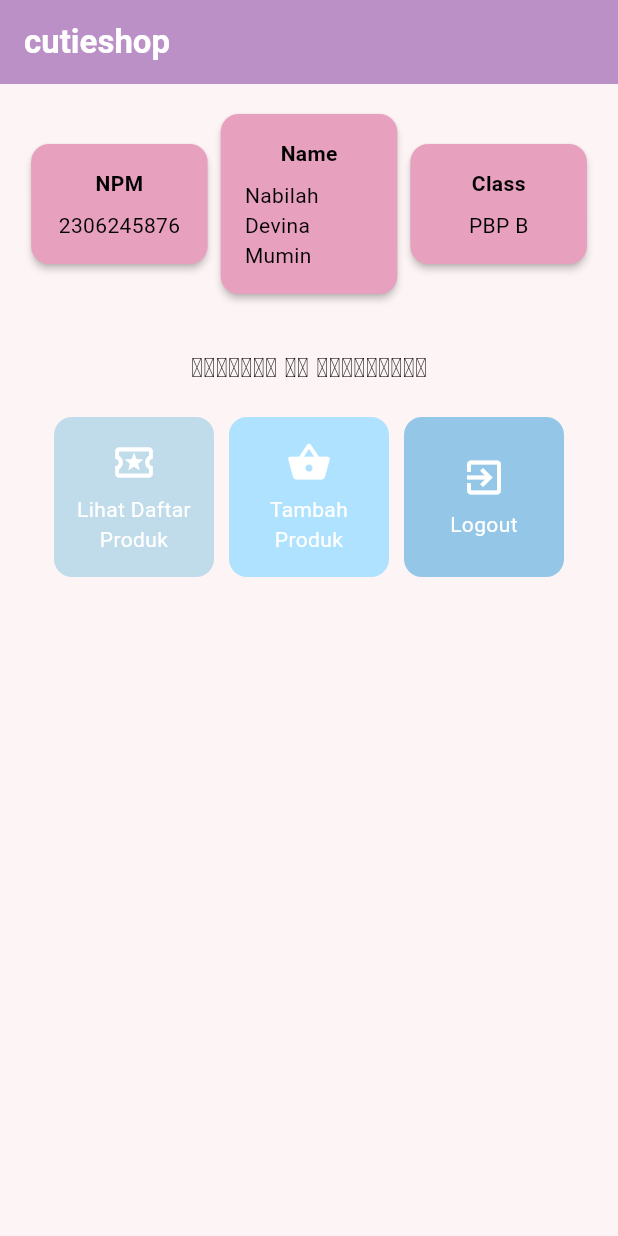
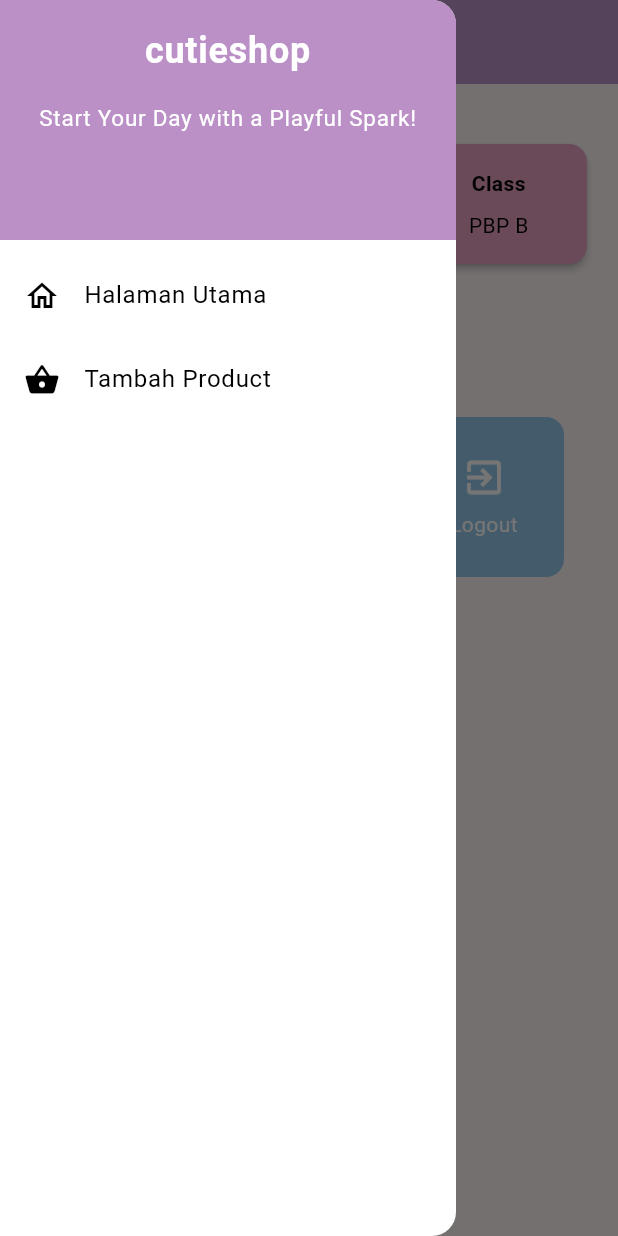
Before and after one commit to nabilahdevina/cutieshop-mobile, a Flutter app: the screen it shows after launch, with the side drawer open (before the commit the screen has no drawer), on a phone screen of 412 x 824 dp. Run offline on Flutter 3.47's test engine with Material 3 defaults, Android fonts, the phone set to English and light mode, and no system bars.

```diff
--- a/lib/main.dart
+++ b/lib/main.dart
@@ -1,5 +1,5 @@
 import 'package:flutter/material.dart';
-import 'package:cutieshop/menu.dart';
+import 'package:cutieshop/screens/menu.dart';
 
 void main() {
   runApp(const MyApp());
@@ -14,25 +14,12 @@ class MyApp extends StatelessWidget {
     return MaterialApp(
       title: 'Flutter Demo',
       theme: ThemeData(
-        // This is the theme of your application.
-        //
-        // TRY THIS: Try running your application with "flutter run". You'll see
-        // the application has a purple toolbar. Then, without quitting the app,
-        // try changing the seedColor in the colorScheme below to Colors.green
-        // and then invoke "hot reload" (save your changes or press the "hot
-        // reload" button in a Flutter-supported IDE, or press "r" if you used
-        // the command line to start the app).
-        //
-        // Notice that the counter didn't reset back to zero; the application
-        // state is not lost during the reload. To reset the state, use hot
-        // restart instead.
-        //
-        // This works for code too, not just values: Most code changes can be
-        // tested with just a hot reload.
-        colorScheme: ColorScheme.fromSwatch(
-          primarySwatch: Colors.deepPurple,
-        ).copyWith(secondary: Colors.deepPurple[400]),
-        useMaterial3: true,
+        // Adjust the primary color to match the gradient
+        primaryColor: Color(0xFF4A628A),
+        colorScheme: ColorScheme.fromSwatch().copyWith(
+          primary: Color(0xFF4A628A),
+          secondary: Color(0xFFF3F3E0),
+        ),
       ),
       home: MyHomePage(),
     );
--- a/lib/menu.dart
+++ b/lib/screens/menu.dart
@@ -1,22 +1,31 @@
 import 'package:flutter/material.dart';
+// Impor drawer widget
+import 'package:cutieshop/widgets/left_drawer.dart';
+// Impor card
+import 'package:cutieshop/widgets/product_card.dart';
 
 class MyHomePage extends StatelessWidget {
   final String npm = '2306245876'; // NPM
   final String name = 'Nabilah Devina Mumin'; // Nama
   final String className = 'PBP B'; // Kelas
+
   final List<ItemHomepage> items = [
-    ItemHomepage("Lihat Daftar Produk", Icons.local_attraction_outlined, const Color(0xFFC0DBEA)),
-    ItemHomepage("Tambah Produk", Icons.shopping_basket, const Color(0xFFAEE2FF)),
+    ItemHomepage("Lihat Daftar Product", Icons.local_attraction_outlined,
+        const Color(0xFFC0DBEA)),
+    ItemHomepage(
+        "Tambah Product", Icons.shopping_basket, const Color(0xFFAEE2FF)),
     ItemHomepage("Logout", Icons.exit_to_app, const Color(0xFF93C6E7)),
   ];
 
   MyHomePage({super.key});
-
   @override
   Widget build(BuildContext context) {
+    // Scaffold menyediakan struktur dasar halaman dengan AppBar dan body.
     return Scaffold(
-      backgroundColor: const Color(0xFFFDF4F5), // Warna latar belakang halaman
+      backgroundColor: const Color(0xFFFDF4F5),
+      // AppBar adalah bagian atas halaman yang menampilkan judul.
       appBar: AppBar(
+        // Judul aplikasi "Mental Health Tracker" dengan teks putih dan tebal.
         title: const Text(
           'cutieshop',
           style: TextStyle(
@@ -24,13 +33,23 @@ class MyHomePage extends StatelessWidget {
             fontWeight: FontWeight.bold,
           ),
         ),
-        backgroundColor: const Color(0xFFBA90C6), // Warna header diubah menjadi BA90C6
+        // Warna latar belakang AppBar diambil dari skema warna tema aplikasi.
+        backgroundColor: const Color(0xFFBA90C6), // warna header
+        // Mengganti warna icon drawer menjadi putih
+        iconTheme: const IconThemeData(color: Colors.white),
       ),
+
+      // Masukkan drawer sebagai parameter nilai drawer dari widget Scaffold
+      drawer: const LeftDrawer(),
+
+      // Body halaman dengan padding di sekelilingnya.
       body: Padding(
         padding: const EdgeInsets.all(16.0),
+        // Menyusun widget secara vertikal dalam sebuah kolom.
         child: Column(
           crossAxisAlignment: CrossAxisAlignment.center,
           children: [
+            // Row untuk menampilkan 3 InfoCard secara horizontal.
             Row(
               mainAxisAlignment: MainAxisAlignment.spaceEvenly,
               children: [
@@ -39,27 +58,39 @@ class MyHomePage extends StatelessWidget {
                 InfoCard(title: 'Class', content: className),
               ],
             ),
+
+            // Memberikan jarak vertikal 16 unit.
             const SizedBox(height: 16.0),
+
+            // Menempatkan widget berikutnya di tengah halaman.
             Center(
               child: Column(
+                // Menyusun teks dan grid item secara vertikal.
+
                 children: [
+                  // Menampilkan teks sambutan dengan gaya tebal dan ukuran 18.
                   const Padding(
                     padding: EdgeInsets.only(top: 16.0),
                     child: Text(
-                      '𝙒𝙚𝙡𝙘𝙤𝙢𝙚 𝙩𝙤 𝙘𝙪𝙩𝙞𝙚𝙨𝙝𝙤𝙥',
+                      'Welcome to cutieshop',
                       style: TextStyle(
                         fontWeight: FontWeight.bold,
                         fontSize: 18.0,
                       ),
                     ),
                   ),
+
+                  // Grid untuk menampilkan ItemCard dalam bentuk grid 3 kolom.
                   GridView.count(
                     primary: true,
                     padding: const EdgeInsets.all(20),
                     crossAxisSpacing: 10,
                     mainAxisSpacing: 10,
                     crossAxisCount: 3,
+                    // Agar grid menyesuaikan tinggi kontennya.
                     shrinkWrap: true,
+
+                    // Menampilkan ItemCard untuk setiap item dalam list items.
                     children: items.map((ItemHomepage item) {
                       return ItemCard(item);
                     }).toList(),
@@ -75,19 +106,25 @@ class MyHomePage extends StatelessWidget {
 }
 
 class InfoCard extends StatelessWidget {
-  final String title;
-  final String content;
+  // Kartu informasi yang menampilkan title dan content.
+
+  final String title; // Judul kartu.
+  final String content; // Isi kartu.
 
   const InfoCard({super.key, required this.title, required this.content});
 
   @override
   Widget build(BuildContext context) {
     return Card(
+      // Membuat kotak kartu dengan bayangan dibawahnya.
+      color: const Color(0xFFE8A0BF),
       elevation: 2.0,
-      color: const Color(0xFFE8A0BF), // Warna Info Card diubah menjadi E8A0BF
       child: Container(
-        width: MediaQuery.of(context).size.width / 3.5,
+        // Mengatur ukuran dan jarak di dalam kartu.
+        width: MediaQuery.of(context).size.width /
+            3.5, // menyesuaikan dengan lebar device yang digunakan.
         padding: const EdgeInsets.all(16.0),
+        // Menyusun title dan content secara vertikal.
         child: Column(
           children: [
             Text(
@@ -102,55 +139,3 @@ class InfoCard extends StatelessWidget {
     );
   }
 }
-
-class ItemHomepage {
-  final String name;
-  final IconData icon;
-  final Color color;
-
-  ItemHomepage(this.name, this.icon, this.color);
-}
-
-class ItemCard extends StatelessWidget {
-  final ItemHomepage item;
-
-  const ItemCard(this.item, {super.key});
-
-  @override
-  Widget build(BuildContext context) {
-    return Material(
-      color: item.color, // Warna item card sesuai dengan warna yang ditentukan
-      borderRadius: BorderRadius.circular(12),
-      child: InkWell(
-        onTap: () {
-          ScaffoldMessenger.of(context)
-            ..hideCurrentSnackBar()
-            ..showSnackBar(
-              SnackBar(content: Text("Kamu telah menekan tombol ${item.name}!"))
-            );
-        },
-        child: Container(
-          padding: const EdgeInsets.all(8),
-          child: Center(
-            child: Column(
-              mainAxisAlignment: MainAxisAlignment.center,
-              children: [
-                Icon(
-                  item.icon,
-                  color: Colors.white,
-                  size: 30.0,
-                ),
-                const Padding(padding: EdgeInsets.all(3)),
-                Text(
-                  item.name,
-                  textAlign: TextAlign.center,
-                  style: const TextStyle(color: Colors.white),
-                ),
-              ],
-            ),
-          ),
-        ),
-      ),
-    );
-  }
-}
--- /dev/null
+++ b/lib/widgets/left_drawer.dart
@@ -0,0 +1,77 @@
+import 'package:flutter/material.dart';
+import 'package:cutieshop/screens/menu.dart';
+// Impor halaman ProductEntryFormPage jika sudah dibuat
+import 'package:cutieshop/screens/productentry_form.dart';
+
+class LeftDrawer extends StatelessWidget {
+  const LeftDrawer({super.key});
+
+  @override
+  Widget build(BuildContext context) {
+    return Drawer(
+      child: ListView(
+        children: [
+          DrawerHeader(
+            // Bagian drawer header
+            decoration: BoxDecoration(
+              color: Color(0xFFBA90C6),
+            ),
+            child: const Column(
+              children: [
+                Text(
+                  'cutieshop',
+                  textAlign: TextAlign.center,
+                  style: TextStyle(
+                    fontSize: 24,
+                    fontWeight: FontWeight.bold,
+                    color: Colors.white,
+                  ),
+                ),
+                Padding(padding: EdgeInsets.all(8)),
+                Text("Start Your Day with a Playful Spark!",
+                    // Tambahkan gaya teks dengan center alignment, font ukuran 15, warna putih, dan weight biasa
+                    textAlign: TextAlign.center,
+                    style: TextStyle(
+                      fontSize: 15,
+                      color: Colors.white,
+                      fontWeight: FontWeight.normal,
+                    )),
+              ],
+            ),
+          ),
+          // Bagian routing
+          ListTile(
+            leading: const Icon(Icons.home_outlined),
+            title: const Text('Halaman Utama'),
+            // Bagian redirection ke MyHomePage
+            onTap: () {
+              Navigator.pushReplacement(
+                  context,
+                  MaterialPageRoute(
+                    builder: (context) => MyHomePage(),
+                  ));
+            },
+          ),
+          ListTile(
+            leading: const Icon(Icons.shopping_basket),
+            title: const Text('Tambah Product'),
+            // Bagian redirection ke ProductEntryFormPage
+            onTap: () {
+              /*
+              Buatlah routing ke ProductEntryFormPage di sini,
+              setelah halaman ProductEntryFormPage sudah dibuat.
+              */
+              Navigator.pop(context); // Menutup drawer
+              Navigator.push(
+                context,
+                MaterialPageRoute(
+                  builder: (context) => const ProductEntryFormPage(),
+                ),
+              );
+            },
+          ),
+        ],
+      ),
+    );
+  }
+}
--- /dev/null
+++ b/lib/widgets/product_card.dart
@@ -0,0 +1,71 @@
+import 'package:flutter/material.dart';
+import 'package:cutieshop/screens/productentry_form.dart';
+
+class ItemHomepage {
+  final String name;
+  final IconData icon;
+  final Color color; // Add this line
+
+  ItemHomepage(this.name, this.icon, this.color); // Modify constructor
+}
+
+class ItemCard extends StatelessWidget {
+  // Menampilkan kartu dengan ikon dan nama.
+
+  final ItemHomepage item;
+
+  const ItemCard(this.item, {super.key});
+
+  @override
+  Widget build(BuildContext context) {
+    return Material(
+      // Menentukan warna latar belakang dari tema aplikasi.
+      color: item.color,
+      // Membuat sudut kartu melengkung.
+      borderRadius: BorderRadius.circular(12),
+
+      child: InkWell(
+        // Aksi ketika kartu ditekan.
+        onTap: () {
+          // Memunculkan SnackBar ketika diklik
+          ScaffoldMessenger.of(context)
+            ..hideCurrentSnackBar()
+            ..showSnackBar(SnackBar(
+                content: Text("Kamu telah menekan tombol ${item.name}!")));
+
+          // Navigate ke route yang sesuai (tergantung jenis tombol)
+          if (item.name == "Tambah Product") {
+            // Gunakan Navigator.push untuk melakukan navigasi ke MaterialPageRoute yang mencakup MoodEntryFormPage.
+            Navigator.push(
+              context,
+              MaterialPageRoute(builder: (context) => ProductEntryFormPage()),
+            );
+          }
+        },
+        // Container untuk menyimpan Icon dan Text
+        child: Container(
+          padding: const EdgeInsets.all(8),
+          child: Center(
+            child: Column(
+              // Menyusun ikon dan teks di tengah kartu.
+              mainAxisAlignment: MainAxisAlignment.center,
+              children: [
+                Icon(
+                  item.icon,
+                  color: Colors.white,
+                  size: 30.0,
+                ),
+                const Padding(padding: EdgeInsets.all(3)),
+                Text(
+                  item.name,
+                  textAlign: TextAlign.center,
+                  style: const TextStyle(color: Colors.white),
+                ),
+              ],
+            ),
+          ),
+        ),
+      ),
+    );
+  }
+}
```
Also changed, not shown: lib/screens/productentry_form.dart (added, +202 -0 lines).
